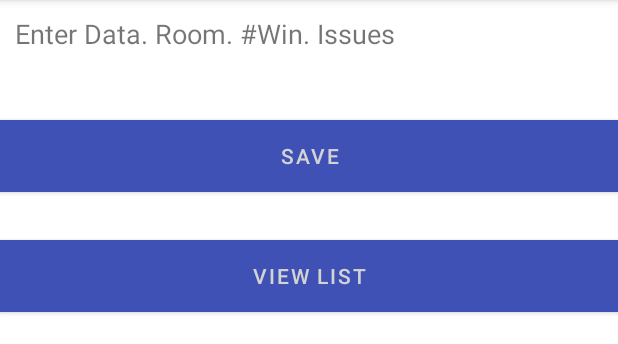
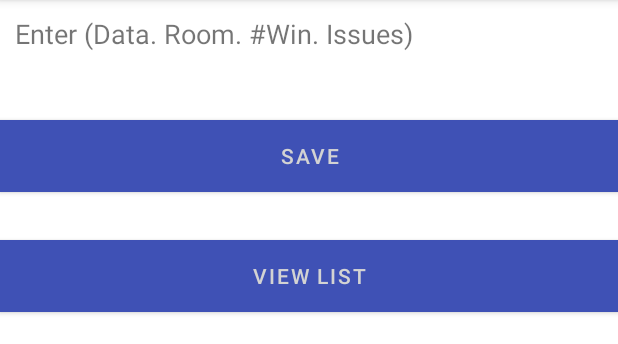
Before and after one commit to madasilva1/Searchable, an Android app: the screen it shows after launch (MainActivity), on a phone screen of 412 x 824 dp, the part 84-428 px from its top. Run offline under Robolectric (Android 15) with nearby library versions, the phone set to English and light mode, and no system bars.

```diff
--- a/app/src/main/java/com/example/wordlistsqlsearchable/SearchActivity.java
+++ b/app/src/main/java/com/example/wordlistsqlsearchable/SearchActivity.java
@@ -50,8 +50,10 @@ public class SearchActivity extends AppCompatActivity {
                 mTextView.append(result + "\n");
             } while (cursor.moveToNext());
             cursor.close();
+            mEditWordView.setText("");
         } else {
             mTextView.append(getString(R.string.no_result));
+
         }
     }
 }
--- a/app/src/main/res/layout/activity_edit_word.xml
+++ b/app/src/main/res/layout/activity_edit_word.xml
@@ -8,6 +8,8 @@
         android:layout_width="match_parent"
         android:layout_height="wrap_content"
         android:fontFamily="sans-serif-light"
+        android:cursorVisible="true"
+        android:textCursorDrawable="@null"
         android:hint="@string/hint_word"
         android:inputType="textAutoComplete"
         android:padding="@dimen/small_padding"
--- a/app/src/main/res/layout/activity_main.xml
+++ b/app/src/main/res/layout/activity_main.xml
@@ -12,7 +12,7 @@
         android:layout_height="wrap_content"
         android:textSize="18dp"
         android:id="@+id/textView"
-        android:text = "Enter Data. Room. #Win. Issues "
+        android:text = "Enter (Data. Room. #Win. Issues) "
         android:layout_marginLeft="10dp"
         android:layout_marginTop="10dp"
         />
@@ -21,6 +21,8 @@
         android:layout_width="match_parent"
         android:layout_height="wrap_content"
         android:layout_marginLeft="10dp"
+        android:cursorVisible="true"
+        android:textCursorDrawable="@null"
         android:inputType="text"
         android:hint=""
         android:ems="10"
--- a/app/src/main/res/layout/activity_search.xml
+++ b/app/src/main/res/layout/activity_search.xml
@@ -10,6 +10,8 @@
         android:fontFamily="sans-serif-light"
         android:hint="@string/hint_word"
         android:inputType="textAutoComplete"
+        android:cursorVisible="true"
+        android:textCursorDrawable="@null"
         android:padding="@dimen/small_padding"
         android:layout_marginBottom="@dimen/big_padding"
         android:layout_marginTop="@dimen/big_padding"
```
